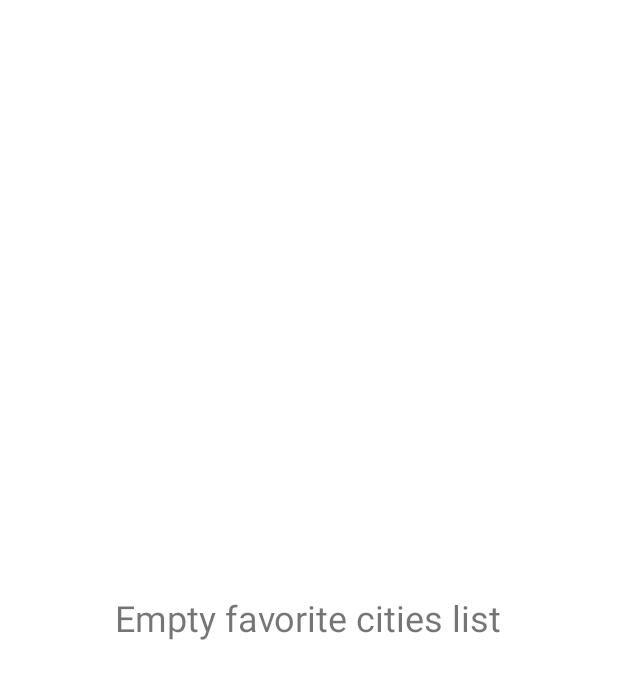
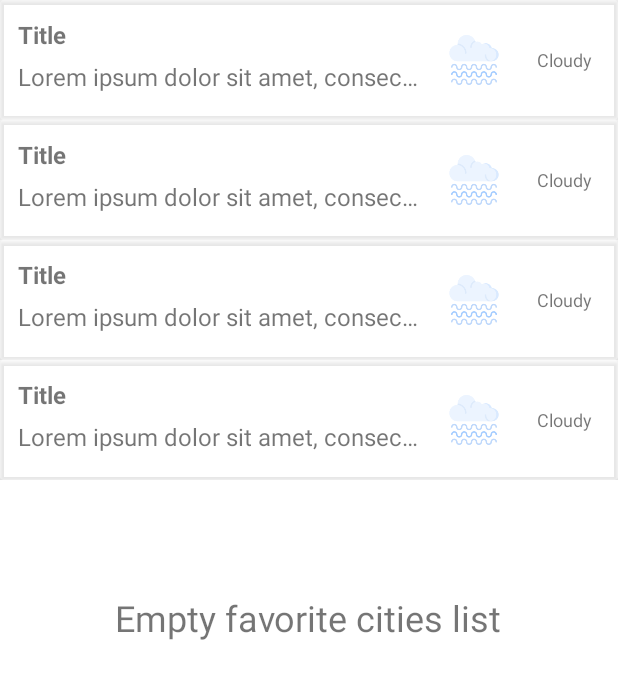
Before and after one commit to ThomasLegris/AndroidKotlinWeather, an Android app: the layout fragment_favorite_cities.xml on its own in the app's theme, with its tools: preview values and no code run, on a phone screen of 412 x 824 dp. Shown: the top 679 px of the screen. Run offline under Robolectric (Android 15) with nearby library versions, the phone set to English and light mode, and no system bars.

Commit message:
Load and display favorite cities list in Recycler View

```diff
--- a/AndroidKotlinWeather/app/src/main/AndroidManifest.xml
+++ b/AndroidKotlinWeather/app/src/main/AndroidManifest.xml
@@ -13,8 +13,7 @@
         android:label="@string/app_name"
         android:roundIcon="@mipmap/ic_launcher_round"
         android:supportsRtl="true"
-        android:theme="@style/Theme.AndroidKotlinWeather"
-        tools:targetApi="31">
+        android:theme="@style/Theme.AndroidKotlinWeather">
         <activity
             android:name=".activities.MainActivity"
             android:exported="true">
--- a/AndroidKotlinWeather/app/src/main/java/com/example/androidkotlinweather/api/ApiManager.kt
+++ b/AndroidKotlinWeather/app/src/main/java/com/example/androidkotlinweather/api/ApiManager.kt
@@ -26,7 +26,6 @@ object ApiManager {
             .addConverterFactory(GsonConverterFactory.create())
             .build()
         val apiWeatherService = retrofit.create(WeatherService::class.java)
-
         apiWeatherService.getWeather(apiKey, units, cityName)
             .enqueue(object : Callback<LocalWeatherResponse> {
                 override fun onResponse(
--- a/AndroidKotlinWeather/app/src/main/res/layout/activity_main.xml
+++ b/AndroidKotlinWeather/app/src/main/res/layout/activity_main.xml
@@ -28,7 +28,7 @@
             android:id="@+id/tabs"
             android:layout_width="match_parent"
             android:layout_height="wrap_content"
-            app:tabBackground="@color/purple_500"
+            app:tabBackground="@color/main_blue_light"
             app:tabGravity="fill"
             app:tabMode="fixed"
             app:tabTextColor="@android:color/white" />
--- a/AndroidKotlinWeather/app/src/main/res/layout/fragment_current_weather.xml
+++ b/AndroidKotlinWeather/app/src/main/res/layout/fragment_current_weather.xml
@@ -46,7 +46,7 @@
         android:layout_height="@dimen/high_margin"
         android:src="@drawable/ic_favorite_on"
         android:scaleType="fitCenter"
-        android:backgroundTint="#00000000"
+        android:backgroundTint="@android:color/transparent"
         app:layout_constraintBottom_toTopOf="@id/main_weather_view"
         app:layout_constraintStart_toStartOf="@id/main_weather_view"
         app:layout_constraintEnd_toStartOf="@id/city_name_text"/>
--- a/AndroidKotlinWeather/app/src/main/res/layout/fragment_favorite_cities.xml
+++ b/AndroidKotlinWeather/app/src/main/res/layout/fragment_favorite_cities.xml
@@ -5,12 +5,22 @@
     android:layout_height="match_parent"
     tools:context=".fragments.FavoriteCitiesFragment">
 
+    <androidx.recyclerview.widget.RecyclerView
+        android:id="@+id/recycler_view"
+        android:layout_width="match_parent"
+        android:layout_height="match_parent"
+        android:divider="@null"
+        android:dividerHeight="0dp"
+        tools:itemCount="4"
+        tools:listitem="@layout/layout_city_list_item" />
+
     <TextView
+        android:id="@+id/empty_cities_text"
         android:layout_width="wrap_content"
         android:layout_height="wrap_content"
         android:layout_centerHorizontal="true"
         android:layout_centerVertical="true"
-        android:text="Empty favorite cities list"
+        android:text="@string/empty_cities_list"
         android:textSize="@dimen/title_text_size" />
 
 </RelativeLayout>
--- /dev/null
+++ b/AndroidKotlinWeather/app/src/main/res/layout/layout_city_list_item.xml
@@ -0,0 +1,87 @@
+<?xml version="1.0" encoding="utf-8"?>
+<androidx.constraintlayout.widget.ConstraintLayout xmlns:android="http://schemas.android.com/apk/res/android"
+    xmlns:app="http://schemas.android.com/apk/res-auto"
+    xmlns:tools="http://schemas.android.com/tools"
+    android:layout_width="match_parent"
+    android:layout_height="80sp">
+
+    <androidx.cardview.widget.CardView
+        android:id="@+id/card_view"
+        android:layout_width="match_parent"
+        android:layout_height="match_parent"
+        android:backgroundTint="@color/white_50"
+        android:clickable="true"
+        android:focusable="true">
+
+        <androidx.constraintlayout.widget.ConstraintLayout
+            android:layout_width="match_parent"
+            android:layout_height="match_parent">
+
+            <LinearLayout
+                android:id="@+id/texts_linear_layout"
+                android:layout_width="0dp"
+                android:layout_height="match_parent"
+                android:layout_margin="@dimen/small_margin"
+                android:orientation="vertical"
+                app:layout_constraintBottom_toBottomOf="parent"
+                app:layout_constraintEnd_toStartOf="@+id/right_linear_layout"
+                app:layout_constraintStart_toStartOf="parent"
+                app:layout_constraintTop_toTopOf="parent">
+
+                <TextView
+                    android:id="@+id/title_text"
+                    android:layout_width="wrap_content"
+                    android:layout_height="wrap_content"
+                    android:layout_weight="0.5"
+                    android:maxLines="1"
+                    android:textSize="@dimen/desc_text_size"
+                    android:textStyle="bold"
+                    tools:text="Title" />
+
+                <TextView
+                    android:id="@+id/description_text"
+                    android:layout_width="match_parent"
+                    android:layout_height="wrap_content"
+                    android:layout_weight="0.5"
+                    android:ellipsize="end"
+                    android:maxLines="1"
+                    android:textSize="@dimen/desc_text_size"
+                    tools:text="Lorem ipsum dolor sit amet, consectetur adipiscing elit. Sed non risus. Suspendisse lectus tortor, dignissim sit amet, adipiscing nec, ultricies sed, dolor." />
+            </LinearLayout>
+
+            <LinearLayout
+                android:id="@+id/right_linear_layout"
+                android:layout_width="120dp"
+                android:layout_height="match_parent"
+                android:orientation="horizontal"
+                app:layout_constraintBottom_toBottomOf="parent"
+                app:layout_constraintEnd_toEndOf="parent"
+                app:layout_constraintTop_toTopOf="parent">
+
+                <ImageView
+                    android:id="@+id/right_icon"
+                    android:layout_width="0dp"
+                    android:layout_height="match_parent"
+                    android:layout_weight="0.4"
+                    android:padding="7dp"
+                    tools:src="@drawable/ic_fog" />
+
+                <TextView
+                    android:id="@+id/right_text"
+                    android:layout_width="0dp"
+                    android:layout_height="match_parent"
+                    android:layout_weight="0.6"
+                    android:gravity="center"
+                    android:padding="@dimen/small_margin"
+                    android:src="@drawable/ic_favorite_on"
+                    android:textAlignment="center"
+                    android:textSize="@dimen/small_margin"
+                    tools:text="Cloudy" />
+
+            </LinearLayout>
+
+        </androidx.constraintlayout.widget.ConstraintLayout>
+
+    </androidx.cardview.widget.CardView>
+
+</androidx.constraintlayout.widget.ConstraintLayout>
--- a/AndroidKotlinWeather/app/src/main/res/values-night/themes.xml
+++ b/AndroidKotlinWeather/app/src/main/res/values-night/themes.xml
@@ -2,8 +2,8 @@
     <!-- Base application theme. -->
     <style name="Theme.AndroidKotlinWeather" parent="Theme.MaterialComponents.DayNight.DarkActionBar">
         <!-- Primary brand color. -->
-        <item name="colorPrimary">@color/purple_500</item>
-        <item name="colorPrimaryVariant">@color/purple_700</item>
+        <item name="colorPrimary">@color/main_blue_light</item>
+        <item name="colorPrimaryVariant">@color/main_blue</item>
         <item name="colorOnPrimary">@color/black</item>
         <!-- Secondary brand color. -->
         <item name="colorSecondary">@color/teal_200</item>
--- a/AndroidKotlinWeather/app/src/main/res/values/colors.xml
+++ b/AndroidKotlinWeather/app/src/main/res/values/colors.xml
@@ -1,8 +1,7 @@
 <?xml version="1.0" encoding="utf-8"?>
 <resources>
-    <color name="purple_200">#FFBB86FC</color>
-    <color name="purple_500">#FF6200EE</color>
-    <color name="purple_700">#FF3700B3</color>
+    <color name="main_blue_light">#3A5FB4</color>
+    <color name="main_blue">#2F55AC</color>
     <color name="teal_200">#FF03DAC5</color>
     <color name="teal_700">#FF018786</color>
     <color name="black">#FF000000</color>
--- a/AndroidKotlinWeather/app/src/main/res/values/strings.xml
+++ b/AndroidKotlinWeather/app/src/main/res/values/strings.xml
@@ -3,4 +3,6 @@
     <string name="search">Search</string>
     <string name="current_weather_fragment_title">Weather</string>
     <string name="cities_fragment_title">Cities</string>
+    <string name="empty_cities_list">Empty favorite cities list</string>
+
 </resources>
--- a/AndroidKotlinWeather/app/src/main/res/values/themes.xml
+++ b/AndroidKotlinWeather/app/src/main/res/values/themes.xml
@@ -2,8 +2,8 @@
     <!-- Base application theme. -->
     <style name="Theme.AndroidKotlinWeather" parent="Theme.MaterialComponents.DayNight.NoActionBar">
         <!-- Primary brand color. -->
-        <item name="colorPrimary">@color/purple_700</item>
-        <item name="colorPrimaryVariant">@color/purple_700</item>
+        <item name="colorPrimary">@color/main_blue</item>
+        <item name="colorPrimaryVariant">@color/main_blue</item>
         <item name="colorOnPrimary">@color/white</item>
         <!-- Secondary brand color. -->
         <item name="colorSecondary">@color/teal_200</item>
```
Also changed, not shown: AndroidKotlinWeather/app/src/main/java/com/example/androidkotlinweather/api/WeatherService.kt (+6 -3 lines), AndroidKotlinWeather/app/src/main/java/com/example/androidkotlinweather/fragments/CurrentWeatherFragment.kt (+0 -13 lines), AndroidKotlinWeather/app/src/main/java/com/example/androidkotlinweather/fragments/FavoriteCitiesFragment.kt (+68 -3 lines), AndroidKotlinWeather/app/src/main/java/com/example/androidkotlinweather/fragments/adapter/CityItemAdapter.kt (added, +53 -0 lines), AndroidKotlinWeather/app/src/main/java/com/example/androidkotlinweather/models/CityWeather.kt (added, +9 -0 lines).
